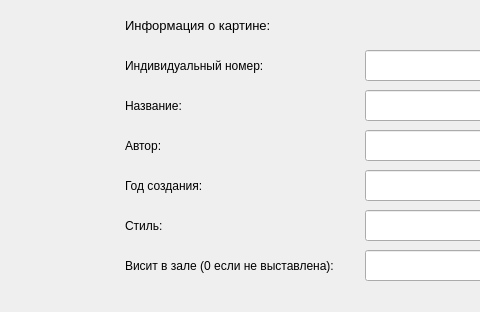
Above: stat_art_ui.ui from pytaia/Art-critic before the change; both pictures show x 275 to 755 and y 0 to 312 of the 900 by 312 pixel window. Below: the same form after it.
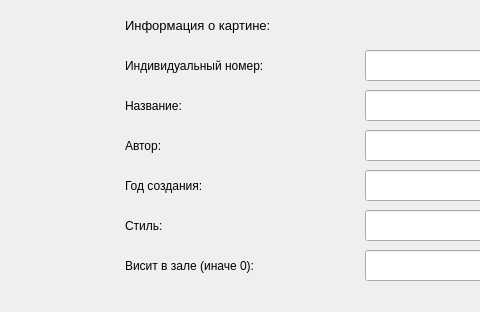
That is the form after the change.

```diff
--- a/stat_art_ui.ui
+++ b/stat_art_ui.ui
@@ -106,7 +106,7 @@
     </rect>
    </property>
    <property name="text">
-    <string>Висит в зале (0 если не выставлена):</string>
+    <string>Висит в зале (иначе 0):</string>
    </property>
   </widget>
   <widget class="QLineEdit" name="lineEdit">
```
Left out of the diff: 15 changed lines with no effect on the pictures.
